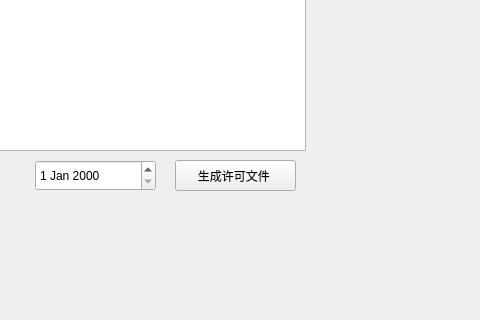
The window that create_license/create_license.ui (yanghualv7/hello_qt) describes before a commit, drawn with Qt 5; both pictures show x 175 to 655 and y 527 to 847 of the 791 by 847 pixel window.
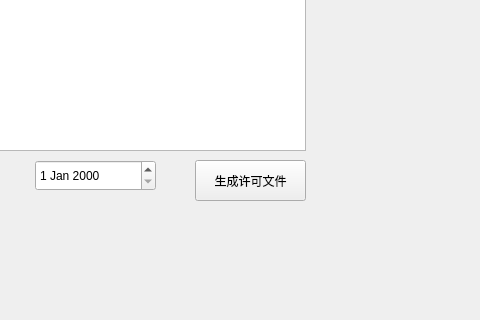
The same window after the commit.

Commit message: ！修复首次点击按钮无法生成认证文件

Diff of the .ui file:
```diff
--- a/create_license/create_license.ui
+++ b/create_license/create_license.ui
@@ -59,19 +59,6 @@
      </property>
     </item>
    </widget>
-   <widget class="QToolButton" name="toolButton">
-    <property name="geometry">
-     <rect>
-      <x>350</x>
-      <y>670</y>
-      <width>121</width>
-      <height>31</height>
-     </rect>
-    </property>
-    <property name="text">
-     <string>生成许可文件 </string>
-    </property>
-   </widget>
    <widget class="QPushButton" name="addButton">
     <property name="geometry">
      <rect>
@@ -114,6 +101,25 @@
      <string>截止日期</string>
     </property>
    </widget>
+   <widget class="QPushButton" name="createLicense">
+    <property name="geometry">
+     <rect>
+      <x>370</x>
+      <y>670</y>
+      <width>111</width>
+      <height>41</height>
+     </rect>
+    </property>
+    <property name="maximumSize">
+     <size>
+      <width>557</width>
+      <height>16777215</height>
+     </size>
+    </property>
+    <property name="text">
+     <string>生成许可文件</string>
+    </property>
+   </widget>
   </widget>
   <widget class="QToolBar" name="mainToolBar">
    <attribute name="toolBarArea">
```
The commit also changes 2 other files.
